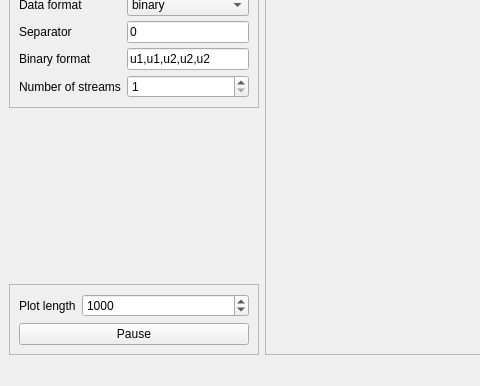
Old version of the form src/splot/splot.ui in the repository starfishneuroscience/splot; both pictures show x 0 to 480 and y 233 to 619 of the 790 by 619 pixel window.
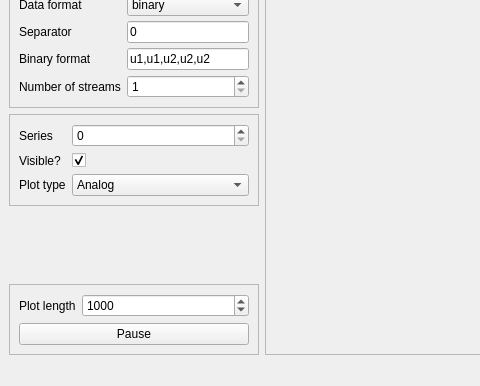
New version of the form.

Commit message: respect pause upon connect; unique colors for each plot; allow disabling plotting of each stream; remove x-axis and margins between plots (wasted space)

```diff
--- a/src/splot/splot.ui
+++ b/src/splot/splot.ui
@@ -429,6 +429,80 @@
               </layout>
              </widget>
             </item>
+            <item>
+             <widget class="QFrame" name="seriesPropertyFrame">
+              <property name="enabled">
+               <bool>true</bool>
+              </property>
+              <property name="frameShape">
+               <enum>QFrame::StyledPanel</enum>
+              </property>
+              <property name="frameShadow">
+               <enum>QFrame::Raised</enum>
+              </property>
+              <layout class="QFormLayout" name="formLayout_2">
+               <property name="fieldGrowthPolicy">
+                <enum>QFormLayout::ExpandingFieldsGrow</enum>
+               </property>
+               <item row="0" column="0">
+                <widget class="QLabel" name="seriesLabel">
+                 <property name="text">
+                  <string>Series</string>
+                 </property>
+                </widget>
+               </item>
+               <item row="0" column="1">
+                <widget class="QSpinBox" name="seriesSelectorSpinBox">
+                 <property name="sizePolicy">
+                  <sizepolicy hsizetype="Expanding" vsizetype="Fixed">
+                   <horstretch>0</horstretch>
+                   <verstretch>0</verstretch>
+                  </sizepolicy>
+                 </property>
+                </widget>
+               </item>
+               <item row="2" column="0">
+                <widget class="QLabel" name="seriesPlotTypeLabel">
+                 <property name="text">
+                  <string>Plot type</string>
+                 </property>
+                </widget>
+               </item>
+               <item row="2" column="1">
+                <widget class="QComboBox" name="seriesPlotTypeComboBox">
+                 <property name="sizePolicy">
+                  <sizepolicy hsizetype="Expanding" vsizetype="Fixed">
+                   <horstretch>0</horstretch>
+                   <verstretch>0</verstretch>
+                  </sizepolicy>
+                 </property>
+                 <item>
+                  <property name="text">
+                   <string>Analog</string>
+                  </property>
+                 </item>
+                </widget>
+               </item>
+               <item row="1" column="0">
+                <widget class="QLabel" name="seriesVisibleLabel">
+                 <property name="text">
+                  <string>Visible?</string>
+                 </property>
+                </widget>
+               </item>
+               <item row="1" column="1">
+                <widget class="QCheckBox" name="seriesVisibleCheckBox">
+                 <property name="enabled">
+                  <bool>true</bool>
+                 </property>
+                 <property name="checked">
+                  <bool>true</bool>
+                 </property>
+                </widget>
+               </item>
+              </layout>
+             </widget>
+            </item>
             <item>
              <spacer name="verticalSpacer_3">
               <property name="orientation">
```
The commit also changes 3 other files.
